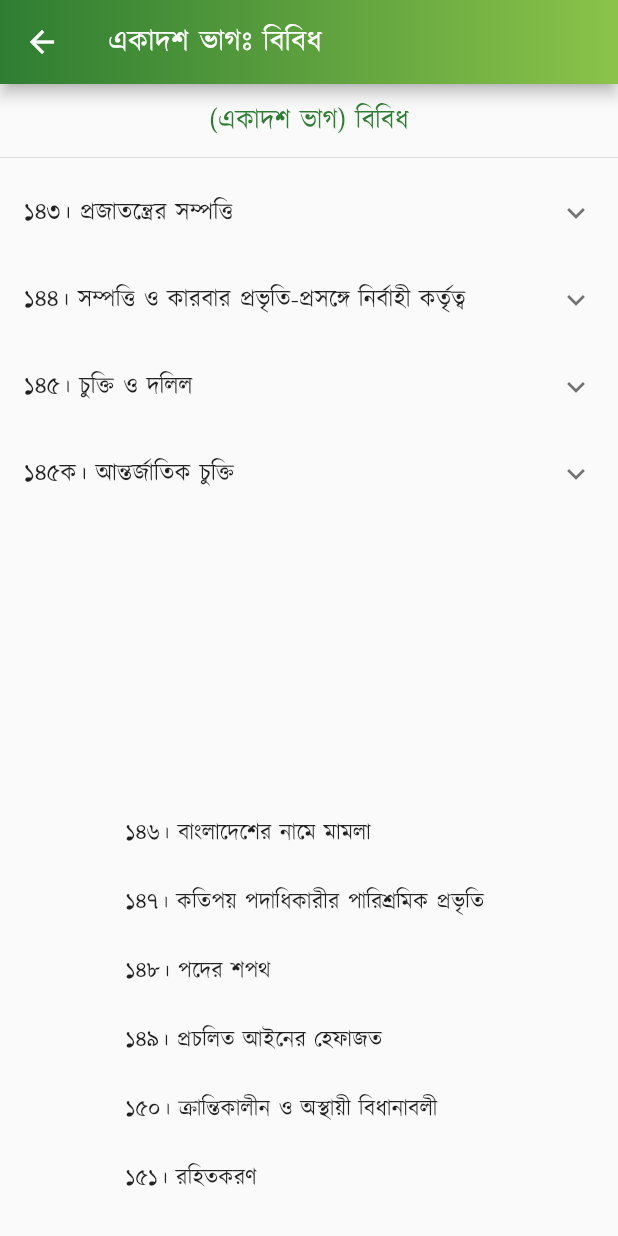
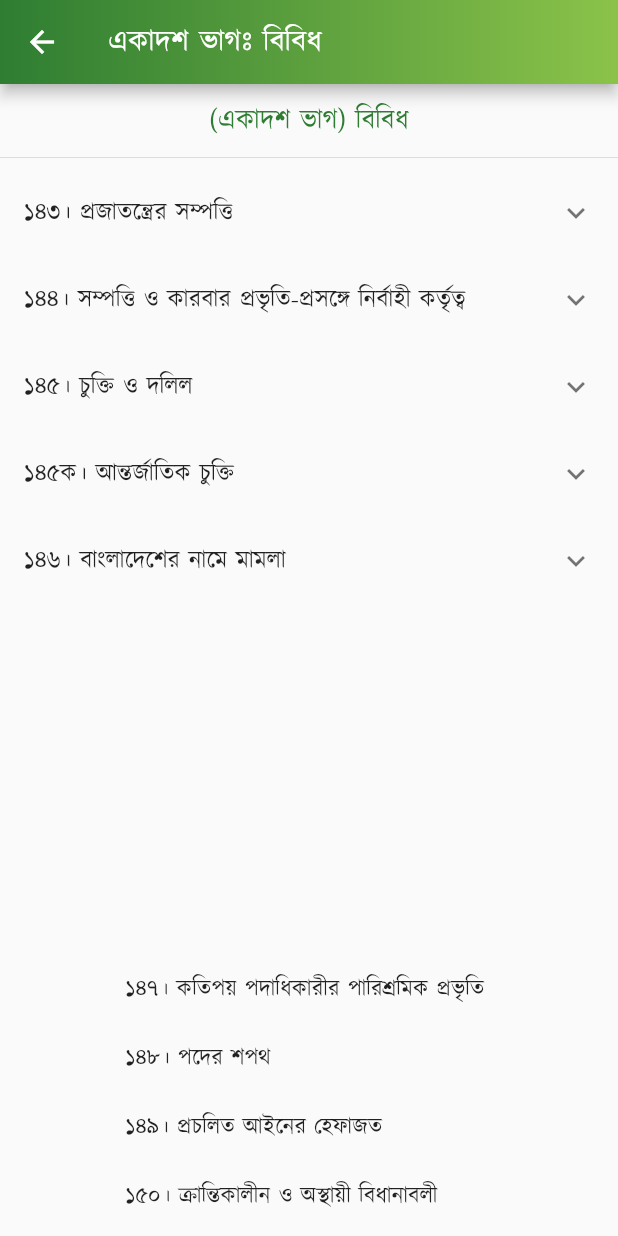
Before and after one commit to Azimul-Haque/flutter-onesignal, a Flutter app: the PartEleven screen opened directly, on a phone screen of 412 x 824 dp. Run offline on Flutter 3.47's test engine with Material 2 defaults, Android fonts, the phone set to English and light mode, and no system bars; our stand-ins replace fluttertoast, package_info_plus, percent_indicator, shared_preferences, sqflite; missing offline and left inert: blinking_text, flutter_share, onesignal_flutter, slide_popup_dialog; accounts and stored records are empty; network calls fail.

Commit message:
Commit Sat 04/30/2022  1:35:56.16 16594

```diff
--- a/lib/pages/constitution/part11.dart
+++ b/lib/pages/constitution/part11.dart
@@ -84,11 +84,21 @@ class PartEleven extends StatelessWidget {
               )),
             ],
           ),
+          ExpansionTile(
+            title: Text('১৪৬। বাংলাদেশের নামে মামলা'),
+            children: <Widget>[
+              ListTile(
+                  title: Text(
+                '১৪৫ক। বিদেশের সহিত সম্পাদিত সকল চুক্তি রাষ্ট্রপতির নিকট পেশ করা হইবে, এবং রাষ্ট্রপতি তাহা সংসদে পেশ করিবার ব্যবস্থা করিবেনঃ \nতবে শর্ত থাকে যে, জাতীয় নিরাপত্তার সহিত সংশ্লিষ্ট অনুরুপ কোন চুক্তি কেবলমাত্র সংসদের গোপন বৈঠকে পেশ করা হইবে।',
+                textAlign: TextAlign.justify,
+              )),
+            ],
+          ),
           Padding(
             padding: EdgeInsets.all(15),
             child: Column(children: <Widget>[
               Text(
-                " \n\n \n\n \n\n \n\n১৪৬। বাংলাদেশের নামে মামলা \n\n১৪৭। কতিপয় পদাধিকারীর পারিশ্রমিক প্রভৃতি \n\n১৪৮। পদের শপথ \n\n১৪৯। প্রচলিত আইনের হেফাজত \n\n১৫০। ক্রান্তিকালীন ও অস্থায়ী বিধানাবলী \n\n১৫১। রহিতকরণ \n\n১৫২। ব্যাখ্যা \n\n১৫৩। প্রবর্তন, উল্লেখ ও নির্ভরযোগ্য পাঠ",
+                " \n\n \n\n \n\n \n\n \n\n১৪৭। কতিপয় পদাধিকারীর পারিশ্রমিক প্রভৃতি \n\n১৪৮। পদের শপথ \n\n১৪৯। প্রচলিত আইনের হেফাজত \n\n১৫০। ক্রান্তিকালীন ও অস্থায়ী বিধানাবলী \n\n১৫১। রহিতকরণ \n\n১৫২। ব্যাখ্যা \n\n১৫৩। প্রবর্তন, উল্লেখ ও নির্ভরযোগ্য পাঠ",
                 style:
                     TextStyle(color: Colors.black87, fontSize: 15, height: 1.5),
                 textAlign: TextAlign.justify,
```
